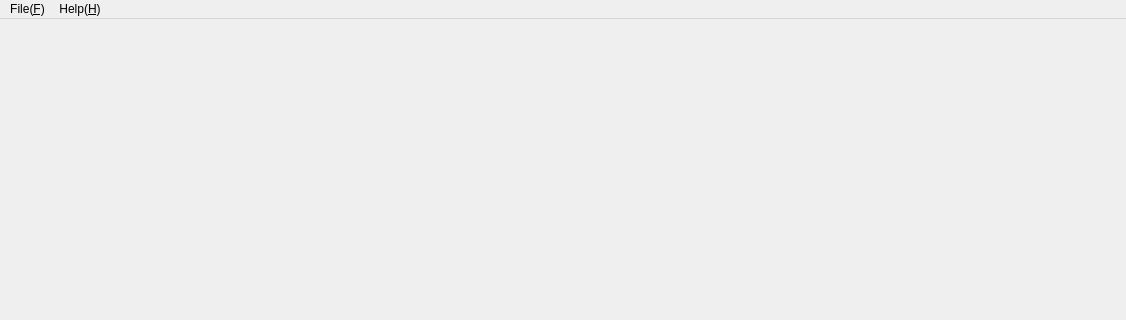
First picture: the form in editor/echo/Base/UI/MainWindow/MainWindow.ui, repository timi-liuliang/echo, before the edit; both pictures show x 0 to 1126 and y 0 to 320 of the 1126 by 722 pixel window.
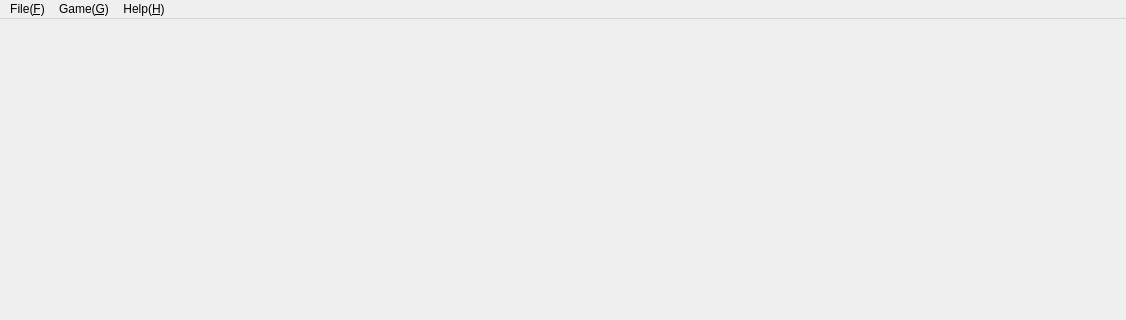
Second picture: the form after the edit. Icons and pictures are not drawn. Custom widgets are drawn as their Qt base class.

Commit message: save scene load scene #2

Patch:
```diff
--- a/editor/echo/Base/UI/MainWindow/MainWindow.ui
+++ b/editor/echo/Base/UI/MainWindow/MainWindow.ui
@@ -35,7 +35,14 @@
     </property>
     <addaction name="m_actionAbout"/>
    </widget>
+   <widget class="QMenu" name="menuGame">
+    <property name="title">
+     <string>Game(&amp;G)</string>
+    </property>
+    <addaction name="m_actionPlayGame"/>
+   </widget>
    <addaction name="menuFile_F"/>
+   <addaction name="menuGame"/>
    <addaction name="menuHelp_H"/>
   </widget>
   <widget class="QStatusBar" name="statusbar"/>
```
Left out of the diff: 12 changed lines with no effect on the pictures.
